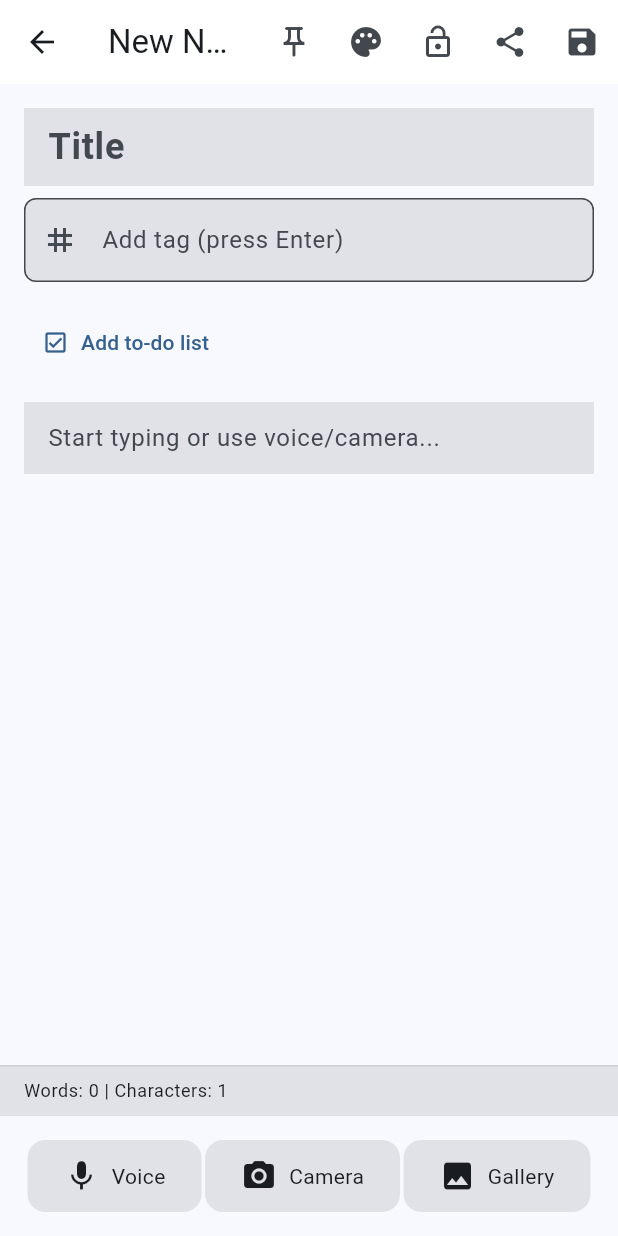
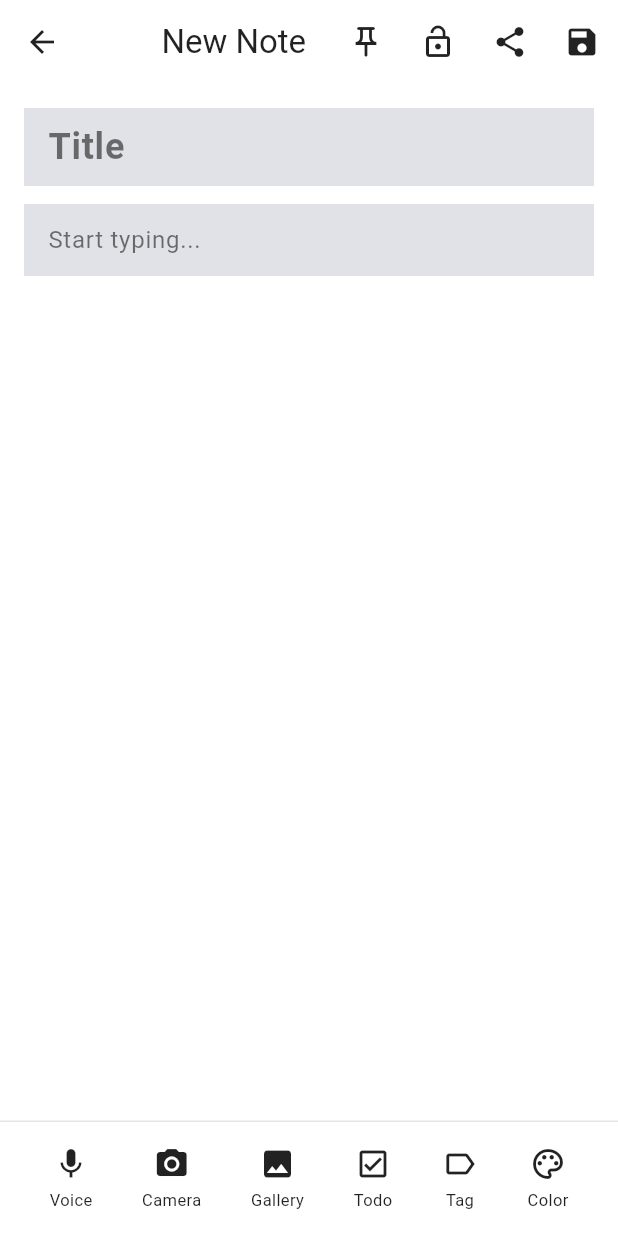
Before and after one commit to ubirdi1997-debug/snapnote, a Flutter app: the NoteEditorScreen screen opened directly, on a phone screen of 412 x 824 dp. Run offline on Flutter 3.47's test engine with Material 3 defaults, Android fonts, the phone set to English and light mode, and no system bars; our stand-ins replace camera, hive, hive_flutter, image_picker, permission_handler, share_plus and 1 more; missing offline and left inert: google_mlkit_text_recognition; accounts and stored records are empty.

Commit message:
new design

```diff
--- a/lib/screens/note_editor_screen.dart
+++ b/lib/screens/note_editor_screen.dart
@@ -427,6 +427,84 @@ class _NoteEditorScreenState extends State<NoteEditorScreen> {
     }
   }
 
+  void _showAddTagDialog() {
+    showDialog(
+      context: context,
+      builder: (context) => AlertDialog(
+        title: const Text('Add Tag'),
+        content: TextField(
+          controller: _tagController,
+          autofocus: true,
+          decoration: const InputDecoration(
+            hintText: 'Enter tag name',
+            border: OutlineInputBorder(),
+          ),
+          textInputAction: TextInputAction.done,
+          onSubmitted: (value) {
+            _addTag(value);
+            Navigator.pop(context);
+          },
+        ),
+        actions: [
+          TextButton(
+            onPressed: () => Navigator.pop(context),
+            child: const Text('Cancel'),
+          ),
+          TextButton(
+            onPressed: () {
+              _addTag(_tagController.text);
+              Navigator.pop(context);
+            },
+            child: const Text('Add'),
+          ),
+        ],
+      ),
+    );
+  }
+
+  void _showColorPicker() {
+    showDialog(
+      context: context,
+      builder: (context) => AlertDialog(
+        title: const Text('Choose Color'),
+        content: Wrap(
+          spacing: 16,
+          runSpacing: 16,
+          alignment: WrapAlignment.center,
+          children: NoteColors.presetColors.map((color) {
+            final isSelected = _colorValue == color.value;
+            return GestureDetector(
+              onTap: () {
+                _changeColor(color);
+                Navigator.pop(context);
+              },
+              child: Container(
+                width: 50,
+                height: 50,
+                decoration: BoxDecoration(
+                  color: color,
+                  shape: BoxShape.circle,
+                  border: Border.all(
+                    color: isSelected
+                        ? Theme.of(context).colorScheme.primary
+                        : Colors.grey.withOpacity(0.3),
+                    width: isSelected ? 4 : 2,
+                  ),
+                ),
+                child: isSelected
+                    ? Icon(
+                        Icons.check,
+                        color: Theme.of(context).colorScheme.primary,
+                      )
+                    : null,
+              ),
+            );
+          }).toList(),
+        ),
+      ),
+    );
+  }
+
   @override
   void dispose() {
     _titleController.dispose();
@@ -443,63 +521,53 @@ class _NoteEditorScreenState extends State<NoteEditorScreen> {
     final charCount = _getCharacterCount(totalText);
 
     return Scaffold(
+      backgroundColor: Color(_colorValue),
       appBar: AppBar(
         backgroundColor: Color(_colorValue),
-        title: Text(widget.noteId == null ? 'New Note' : 'Edit Note'),
+        elevation: 0,
+        iconTheme: IconThemeData(
+          color: Colors.black87,
+        ),
+        title: Text(
+          widget.noteId == null ? 'New Note' : 'Edit Note',
+          style: TextStyle(color: Colors.black87),
+        ),
         actions: [
           IconButton(
-            icon: Icon(_isPinned ? Icons.push_pin : Icons.push_pin_outlined),
+            icon: Icon(
+              _isPinned ? Icons.push_pin : Icons.push_pin_outlined,
+              color: _isPinned ? Theme.of(context).colorScheme.primary : Colors.black87,
+            ),
             onPressed: _togglePin,
             tooltip: _isPinned ? 'Unpin note' : 'Pin note',
-            color: _isPinned ? Theme.of(context).colorScheme.primary : null,
-          ),
-          PopupMenuButton(
-            icon: const Icon(Icons.palette),
-            tooltip: 'Change color',
-            itemBuilder: (context) => NoteColors.presetColors.map((color) {
-              return PopupMenuItem(
-                child: Container(
-                  width: 30,
-                  height: 30,
-                  decoration: BoxDecoration(
-                    color: color,
-                    shape: BoxShape.circle,
-                    border: Border.all(
-                      color: _colorValue == color.value
-                          ? Theme.of(context).colorScheme.primary
-                          : Colors.grey,
-                      width: _colorValue == color.value ? 3 : 1,
-                    ),
-                  ),
-                ),
-                onTap: () => _changeColor(color),
-              );
-            }).toList(),
           ),
           if (_undoStack.length > 1)
             IconButton(
-              icon: const Icon(Icons.undo),
+              icon: const Icon(Icons.undo, color: Colors.black87),
               onPressed: _undo,
               tooltip: 'Undo',
             ),
           if (_redoStack.isNotEmpty)
             IconButton(
-              icon: const Icon(Icons.redo),
+              icon: const Icon(Icons.redo, color: Colors.black87),
               onPressed: _redo,
               tooltip: 'Redo',
             ),
           IconButton(
-            icon: Icon(_isLocked ? Icons.lock : Icons.lock_open),
+            icon: Icon(
+              _isLocked ? Icons.lock : Icons.lock_open,
+              color: Colors.black87,
+            ),
             onPressed: _toggleLock,
             tooltip: _isLocked ? 'Unlock note' : 'Lock note',
           ),
           IconButton(
-            icon: const Icon(Icons.share),
+            icon: const Icon(Icons.share, color: Colors.black87),
             onPressed: _shareNote,
             tooltip: 'Share note',
           ),
           IconButton(
-            icon: const Icon(Icons.save),
+            icon: const Icon(Icons.save, color: Colors.black87),
             onPressed: _saveNote,
             tooltip: 'Save',
           ),
@@ -546,16 +614,17 @@ class _NoteEditorScreenState extends State<NoteEditorScreen> {
                     decoration: const InputDecoration(
                       hintText: 'Title',
                       border: InputBorder.none,
-                      hintStyle: TextStyle(fontSize: 24, fontWeight: FontWeight.bold),
+                      hintStyle: TextStyle(fontSize: 24, fontWeight: FontWeight.bold, color: Colors.black54),
                     ),
                     style: const TextStyle(
                       fontSize: 24,
                       fontWeight: FontWeight.bold,
+                      color: Colors.black87,
                     ),
                     textCapitalization: TextCapitalization.sentences,
                     enabled: !_isLocked,
                   ),
-                  const SizedBox(height: 8),
+                  const SizedBox(height: 12),
                   // Tags
                   if (_tags.isNotEmpty) ...[
                     Wrap(
@@ -566,40 +635,14 @@ class _NoteEditorScreenState extends State<NoteEditorScreen> {
                           label: Text(tag),
                           onDeleted: _isLocked ? null : () => _removeTag(tag),
                           deleteIcon: const Icon(Icons.close, size: 18),
+                          backgroundColor: Colors.black.withOpacity(0.1),
                         );
                       }).toList(),
                     ),
-                    const SizedBox(height: 8),
+                    const SizedBox(height: 12),
                   ],
-                  // Add tag input
-                  if (!_isLocked)
-                    TextField(
-                      controller: _tagController,
-                      decoration: InputDecoration(
-                        hintText: 'Add tag (press Enter)',
-                        border: OutlineInputBorder(
-                          borderRadius: BorderRadius.circular(8),
-                        ),
-                        prefixIcon: const Icon(Icons.tag),
-                        suffixIcon: _tagController.text.isNotEmpty
-                            ? IconButton(
-                                icon: const Icon(Icons.add),
-                                onPressed: () => _addTag(_tagController.text),
-                              )
-                            : null,
-                      ),
-                      textInputAction: TextInputAction.done,
-                      onSubmitted: (value) => _addTag(value),
-                      onChanged: (value) => setState(() {}),
-                    ),
-                  if (!_isLocked) const SizedBox(height: 16),
                   // Todo items
                   if (_todoItems.isNotEmpty) ...[
-                    const Text(
-                      'To-do List',
-                      style: TextStyle(fontSize: 16, fontWeight: FontWeight.bold),
-                    ),
-                    const SizedBox(height: 8),
                     ...List.generate(_todoItems.length, (index) {
                       final item = _todoItems[index];
                       return Padding(
@@ -625,6 +668,7 @@ class _NoteEditorScreenState extends State<NoteEditorScreen> {
                                 enabled: !_isLocked,
                                 onChanged: (value) => _updateTodoItem(index, value),
                                 style: TextStyle(
+                                  color: Colors.black87,
                                   decoration: item.isCompleted
                                       ? TextDecoration.lineThrough
                                       : null,
@@ -633,7 +677,7 @@ class _NoteEditorScreenState extends State<NoteEditorScreen> {
                             ),
                             if (!_isLocked)
                               IconButton(
-                                icon: const Icon(Icons.delete_outline, size: 20),
+                                icon: const Icon(Icons.delete_outline, size: 20, color: Colors.black54),
                                 onPressed: () => _removeTodoItem(index),
                               ),
                           ],
@@ -647,21 +691,9 @@ class _NoteEditorScreenState extends State<NoteEditorScreen> {
                         label: const Text('Add to-do item'),
                       ),
                     const SizedBox(height: 16),
-                  ] else if (!_isLocked) ...[
-                    TextButton.icon(
-                      onPressed: _addTodoItem,
-                      icon: const Icon(Icons.check_box_outlined),
-                      label: const Text('Add to-do list'),
-                    ),
-                    const SizedBox(height: 16),
                   ],
                   // Images
                   if (_imagePaths.isNotEmpty) ...[
-                    const Text(
-                      'Images',
-                      style: TextStyle(fontSize: 16, fontWeight: FontWeight.bold),
-                    ),
-                    const SizedBox(height: 8),
                     SizedBox(
                       height: 120,
                       child: ListView.builder(
@@ -708,8 +740,13 @@ class _NoteEditorScreenState extends State<NoteEditorScreen> {
                   TextField(
                     controller: _bodyController,
                     decoration: const InputDecoration(
-                      hintText: 'Start typing or use voice/camera...',
+                      hintText: 'Start typing...',
                       border: InputBorder.none,
+                      hintStyle: TextStyle(color: Colors.black54),
+                    ),
+                    style: const TextStyle(
+                      fontSize: 16,
+                      color: Colors.black87,
                     ),
                     maxLines: null,
                     expands: false,
@@ -720,64 +757,57 @@ class _NoteEditorScreenState extends State<NoteEditorScreen> {
               ),
             ),
           ),
+          // Formatting toolbar at bottom
+          if (!_isLocked)
             Container(
-            padding: const EdgeInsets.symmetric(horizontal: 16, vertical: 8),
               decoration: BoxDecoration(
-              color: Theme.of(context).colorScheme.surfaceContainerHighest,
+                color: Color(_colorValue),
                 border: Border(
                   top: BorderSide(
-                  color: Theme.of(context).colorScheme.outline.withValues(alpha: 0.2),
+                    color: Colors.black.withOpacity(0.1),
+                    width: 1,
                   ),
                 ),
               ),
-            child: Row(
-              mainAxisAlignment: MainAxisAlignment.spaceBetween,
-              children: [
-                Text(
-                  'Words: $wordCount | Characters: $charCount',
-                  style: Theme.of(context).textTheme.bodySmall,
-                ),
-                if (_isLocked && _lockedAt != null)
-                  Text(
-                    'Locked ${_formatLockTime(_lockedAt!)}',
-                    style: Theme.of(context).textTheme.bodySmall?.copyWith(
-                      color: Theme.of(context).colorScheme.primary,
-                    ),
-                  ),
-              ],
-            ),
-          ),
-          SafeArea(
-            child: Container(
-              padding: const EdgeInsets.all(16),
-              decoration: BoxDecoration(
-                color: Theme.of(context).colorScheme.surface,
-                border: Border(
-                  top: BorderSide(
-                    color: Theme.of(context).colorScheme.outline.withValues(alpha: 0.2),
-                  ),
-                ),
-              ),
+              child: SafeArea(
+                child: Padding(
+                  padding: const EdgeInsets.symmetric(horizontal: 8, vertical: 8),
                   child: Row(
                     mainAxisAlignment: MainAxisAlignment.spaceEvenly,
                     children: [
-                  _ActionButton(
+                      _ToolbarButton(
                         icon: Icons.mic,
                         label: 'Voice',
                         onPressed: _isListening ? _stopVoiceInput : _startVoiceInput,
                         isActive: _isListening,
                       ),
-                  _ActionButton(
+                      _ToolbarButton(
                         icon: Icons.camera_alt,
                         label: 'Camera',
                         onPressed: _openCamera,
                       ),
-                  _ActionButton(
+                      _ToolbarButton(
                         icon: Icons.image,
                         label: 'Gallery',
                         onPressed: _pickImageFromGallery,
                       ),
+                      _ToolbarButton(
+                        icon: Icons.check_box_outlined,
+                        label: 'Todo',
+                        onPressed: _addTodoItem,
+                      ),
+                      _ToolbarButton(
+                        icon: Icons.label_outline,
+                        label: 'Tag',
+                        onPressed: _showAddTagDialog,
+                      ),
+                      _ToolbarButton(
+                        icon: Icons.palette_outlined,
+                        label: 'Color',
+                        onPressed: _showColorPicker,
+                      ),
                     ],
+                  ),
                 ),
               ),
             ),
@@ -802,13 +832,13 @@ class _NoteEditorScreenState extends State<NoteEditorScreen> {
   }
 }
 
-class _ActionButton extends StatelessWidget {
+class _ToolbarButton extends StatelessWidget {
   final IconData icon;
   final String label;
   final VoidCallback onPressed;
   final bool isActive;
 
-  const _ActionButton({
+  const _ToolbarButton({
     required this.icon,
     required this.label,
     required this.onPressed,
@@ -819,31 +849,28 @@ class _ActionButton extends StatelessWidget {
   Widget build(BuildContext context) {
     return InkWell(
       onTap: onPressed,
-      borderRadius: BorderRadius.circular(12),
-      child: Container(
-        padding: const EdgeInsets.symmetric(horizontal: 24, vertical: 12),
-        decoration: BoxDecoration(
-          color: isActive
-              ? Theme.of(context).colorScheme.primaryContainer
-              : Theme.of(context).colorScheme.surfaceContainerHighest,
-          borderRadius: BorderRadius.circular(12),
-        ),
-        child: Row(
+      borderRadius: BorderRadius.circular(8),
+      child: Padding(
+        padding: const EdgeInsets.symmetric(horizontal: 8, vertical: 8),
+        child: Column(
           mainAxisSize: MainAxisSize.min,
           children: [
             Icon(
               icon,
+              size: 24,
               color: isActive
-                  ? Theme.of(context).colorScheme.onPrimaryContainer
-                  : Theme.of(context).colorScheme.onSurface,
+                  ? Theme.of(context).colorScheme.primary
+                  : Colors.black87,
             ),
-            const SizedBox(width: 8),
+            const SizedBox(height: 4),
             Text(
               label,
               style: TextStyle(
+                fontSize: 11,
                 color: isActive
-                    ? Theme.of(context).colorScheme.onPrimaryContainer
-                    : Theme.of(context).colorScheme.onSurface,
+                    ? Theme.of(context).colorScheme.primary
+                    : Colors.black87,
+                fontWeight: isActive ? FontWeight.w600 : FontWeight.normal,
               ),
             ),
           ],
```
Also changed, not shown: lib/providers/notes_provider.dart (+34 -8 lines), lib/screens/notes_list_screen.dart (+131 -54 lines). Lines whose indentation alone changed are shown as unchanged.
